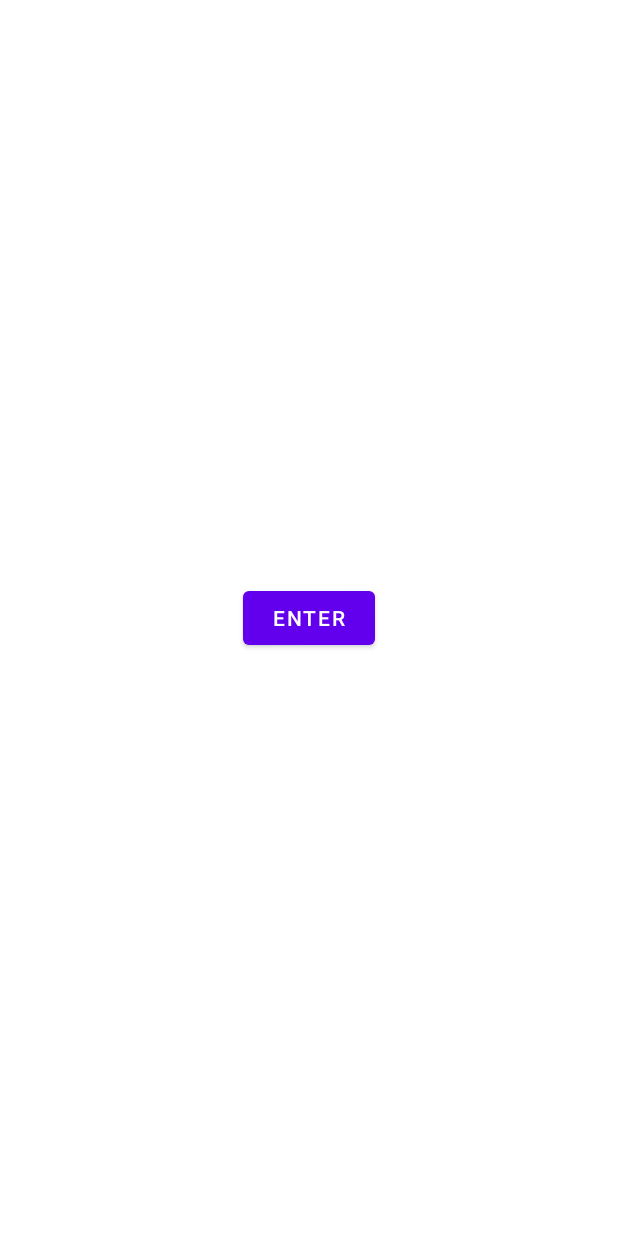
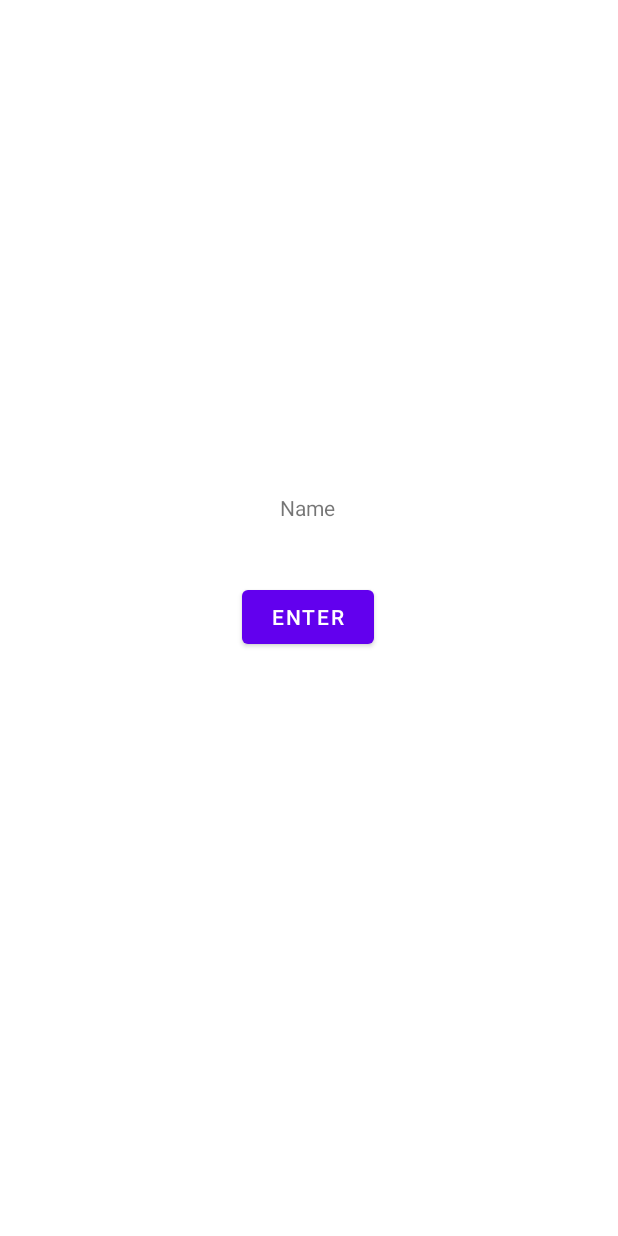
Before and after one commit to elitek7/csc498_news_app, an Android app: the screen it shows after launch (NameActivity), on a phone screen of 412 x 824 dp. Run offline under Robolectric (Android 15) with nearby library versions, the light colour scheme and no system bars.

Commit message:
second commit

```diff
--- a/app/src/main/res/layout/activity_name.xml
+++ b/app/src/main/res/layout/activity_name.xml
@@ -12,6 +12,22 @@
         android:text="Enter"
         app:layout_constraintBottom_toBottomOf="parent"
         app:layout_constraintEnd_toEndOf="parent"
+        app:layout_constraintHorizontal_bias="0.498"
         app:layout_constraintStart_toStartOf="parent"
-        app:layout_constraintTop_toTopOf="parent" />
+        app:layout_constraintTop_toTopOf="parent"
+        app:layout_constraintVertical_bias="0.499" />
+
+    <TextView
+        android:id="@+id/textView"
+        android:layout_width="wrap_content"
+        android:layout_height="wrap_content"
+        android:layout_marginTop="284dp"
+        android:layout_marginBottom="39dp"
+        android:text="Name"
+        app:layout_constraintBottom_toTopOf="@+id/enter"
+        app:layout_constraintEnd_toEndOf="parent"
+        app:layout_constraintHorizontal_bias="0.498"
+        app:layout_constraintStart_toStartOf="parent"
+        app:layout_constraintTop_toTopOf="parent"
+        app:layout_constraintVertical_bias="1.0" />
 </androidx.constraintlayout.widget.ConstraintLayout>
```
